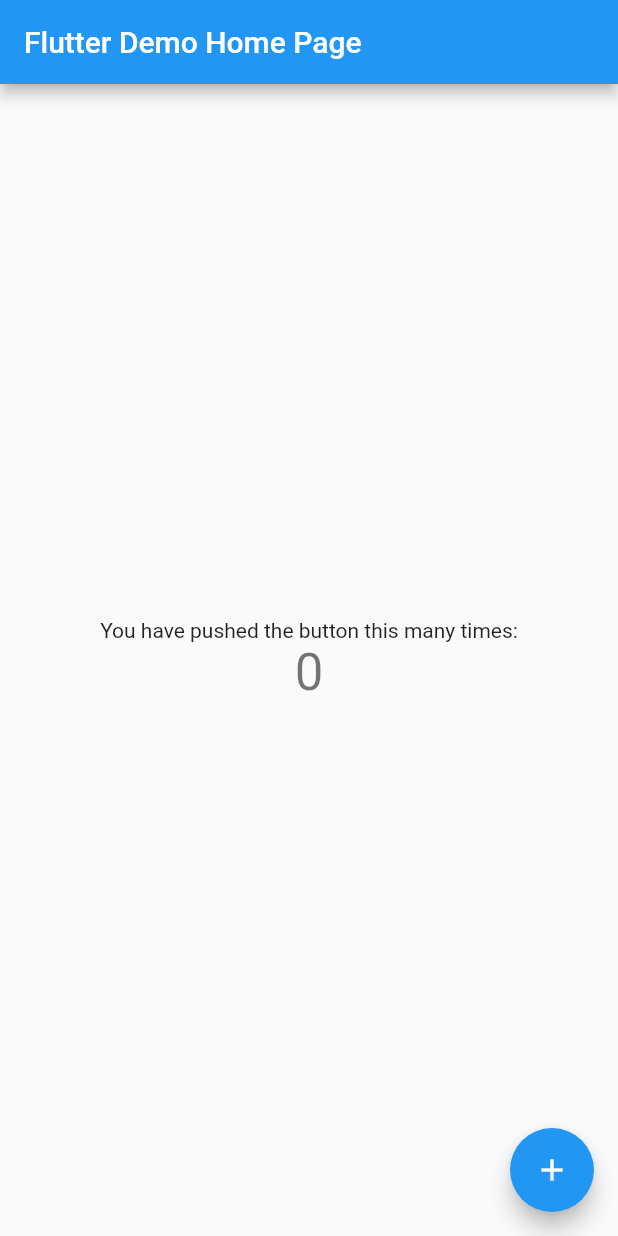
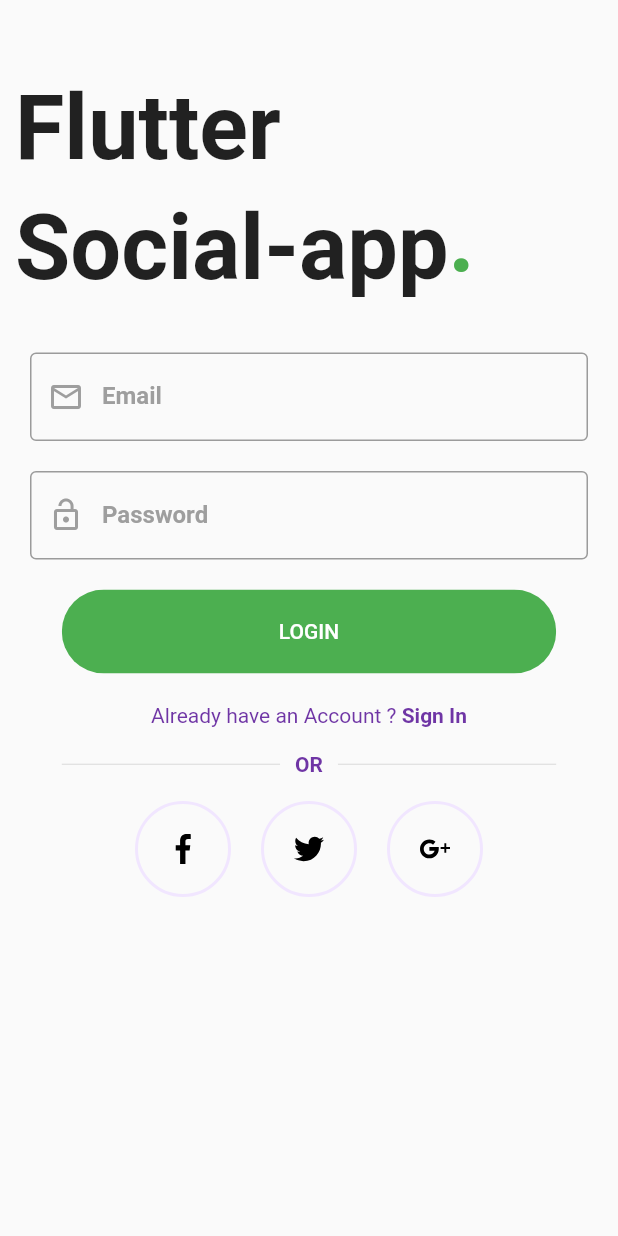
Before and after one commit to kimiti/flutter-social-app, a Flutter app: the screen it shows after launch, on a phone screen of 412 x 824 dp. Run offline on Flutter 3.47's test engine with Material 2 defaults, Android fonts, the phone set to English and light mode, and no system bars; our stand-ins replace firebase_core, flutter_svg; accounts and stored records are empty; Roboto replaces fonts that are missing (Montserrat).

Commit message:
added auth pages

```diff
--- a/version_2/lib/main.dart
+++ b/version_2/lib/main.dart
@@ -1,117 +1,47 @@
 import 'package:flutter/material.dart';
+import 'package:firebase_core/firebase_core.dart';
+
+// Import the firebase_core plugin
+import 'package:firebase_core/firebase_core.dart';
+import 'package:version_2/wrapper.dart';
 
 void main() {
-  runApp(MyApp());
+  WidgetsFlutterBinding.ensureInitialized();
+  runApp(App());
 }
 
-class MyApp extends StatelessWidget {
-  // This widget is the root of your application.
+class App extends StatelessWidget {
+  // Create the initialization Future outside of `build`:
+  final Future<FirebaseApp> _initialization = Firebase.initializeApp();
+
   @override
   Widget build(BuildContext context) {
-    return MaterialApp(
-      title: 'Flutter Demo',
-      theme: ThemeData(
-        // This is the theme of your application.
-        //
-        // Try running your application with "flutter run". You'll see the
-        // application has a blue toolbar. Then, without quitting the app, try
-        // changing the primarySwatch below to Colors.green and then invoke
-        // "hot reload" (press "r" in the console where you ran "flutter run",
-        // or simply save your changes to "hot reload" in a Flutter IDE).
-        // Notice that the counter didn't reset back to zero; the application
-        // is not restarted.
-        primarySwatch: Colors.blue,
-        // This makes the visual density adapt to the platform that you run
-        // the app on. For desktop platforms, the controls will be smaller and
-        // closer together (more dense) than on mobile platforms.
-        visualDensity: VisualDensity.adaptivePlatformDensity,
-      ),
-      home: MyHomePage(title: 'Flutter Demo Home Page'),
+    return FutureBuilder(
+      // Initialize FlutterFire:
+      future: _initialization,
+      builder: (context, snapshot) {
+        // Check for errors
+        if (snapshot.hasError) {
+          return Container();
+        }
+
+        // Once complete, show your application
+        if (snapshot.connectionState == ConnectionState.done) {
+          return MyApp();
+        }
+
+        // Otherwise, show something whilst waiting for initialization to complete
+        return Container();
+      },
     );
   }
 }
 
-class MyHomePage extends StatefulWidget {
-  MyHomePage({Key key, this.title}) : super(key: key);
-
-  // This widget is the home page of your application. It is stateful, meaning
-  // that it has a State object (defined below) that contains fields that affect
-  // how it looks.
-
-  // This class is the configuration for the state. It holds the values (in this
-  // case the title) provided by the parent (in this case the App widget) and
-  // used by the build method of the State. Fields in a Widget subclass are
-  // always marked "final".
-
-  final String title;
-
-  @override
-  _MyHomePageState createState() => _MyHomePageState();
-}
-
-class _MyHomePageState extends State<MyHomePage> {
-  int _counter = 0;
-
-  void _incrementCounter() {
-    setState(() {
-      // This call to setState tells the Flutter framework that something has
-      // changed in this State, which causes it to rerun the build method below
-      // so that the display can reflect the updated values. If we changed
-      // _counter without calling setState(), then the build method would not be
-      // called again, and so nothing would appear to happen.
-      _counter++;
-    });
-  }
-
+class MyApp extends StatelessWidget {
   @override
   Widget build(BuildContext context) {
-    // This method is rerun every time setState is called, for instance as done
-    // by the _incrementCounter method above.
-    //
-    // The Flutter framework has been optimized to make rerunning build methods
-    // fast, so that you can just rebuild anything that needs updating rather
-    // than having to individually change instances of widgets.
-    return Scaffold(
-      appBar: AppBar(
-        // Here we take the value from the MyHomePage object that was created by
-        // the App.build method, and use it to set our appbar title.
-        title: Text(widget.title),
-      ),
-      body: Center(
-        // Center is a layout widget. It takes a single child and positions it
-        // in the middle of the parent.
-        child: Column(
-          // Column is also a layout widget. It takes a list of children and
-          // arranges them vertically. By default, it sizes itself to fit its
-          // children horizontally, and tries to be as tall as its parent.
-          //
-          // Invoke "debug painting" (press "p" in the console, choose the
-          // "Toggle Debug Paint" action from the Flutter Inspector in Android
-          // Studio, or the "Toggle Debug Paint" command in Visual Studio Code)
-          // to see the wireframe for each widget.
-          //
-          // Column has various properties to control how it sizes itself and
-          // how it positions its children. Here we use mainAxisAlignment to
-          // center the children vertically; the main axis here is the vertical
-          // axis because Columns are vertical (the cross axis would be
-          // horizontal).
-          mainAxisAlignment: MainAxisAlignment.center,
-          children: <Widget>[
-            Text(
-              'You have pushed the button this many times:',
-            ),
-            Text(
-              '$_counter',
-              style: Theme.of(context).textTheme.headline4,
-            ),
-          ],
-        ),
-      ),
-      floatingActionButton: FloatingActionButton(
-        onPressed: _incrementCounter,
-        tooltip: 'Increment',
-        child: Icon(Icons.add),
-      ), // This trailing comma makes auto-formatting nicer for build methods.
+    return MaterialApp(
+      home: Wrapper(),
     );
   }
 }
--- /dev/null
+++ b/version_2/lib/src/common/already_have_an_account_acheck.dart
@@ -0,0 +1,35 @@
+import 'package:flutter/material.dart';
+import 'package:version_2/src/common/constants.dart';
+
+class AlreadyHaveAnAccountCheck extends StatelessWidget {
+  final bool login;
+  final Function press;
+  const AlreadyHaveAnAccountCheck({
+    Key key,
+    this.login = true,
+    this.press,
+  }) : super(key: key);
+
+  @override
+  Widget build(BuildContext context) {
+    return Row(
+      mainAxisAlignment: MainAxisAlignment.center,
+      children: <Widget>[
+        Text(
+          login ? "Don’t have an Account ? " : "Already have an Account ? ",
+          style: TextStyle(color: kPrimaryColor),
+        ),
+        GestureDetector(
+          onTap: press,
+          child: Text(
+            login ? "Sign Up" : "Sign In",
+            style: TextStyle(
+              color: kPrimaryColor,
+              fontWeight: FontWeight.bold,
+            ),
+          ),
+        )
+      ],
+    );
+  }
+}
--- /dev/null
+++ b/version_2/lib/src/common/constants.dart
@@ -0,0 +1,4 @@
+import 'package:flutter/material.dart';
+
+const kPrimaryColor = Color(0xFF6F35A5);
+const kPrimaryLightColor = Color(0xFFF1E6FF);
--- /dev/null
+++ b/version_2/lib/src/common/or_divider.dart
@@ -0,0 +1,38 @@
+import 'package:flutter/material.dart';
+import 'package:version_2/src/common/constants.dart';
+
+class OrDivider extends StatelessWidget {
+  @override
+  Widget build(BuildContext context) {
+    Size size = MediaQuery.of(context).size;
+    return Container(
+      margin: EdgeInsets.symmetric(vertical: size.height * 0.02),
+      width: size.width * 0.8,
+      child: Row(
+        children: <Widget>[
+          buildDivider(),
+          Padding(
+            padding: const EdgeInsets.symmetric(horizontal: 10),
+            child: Text(
+              "OR",
+              style: TextStyle(
+                color: kPrimaryColor,
+                fontWeight: FontWeight.w600,
+              ),
+            ),
+          ),
+          buildDivider(),
+        ],
+      ),
+    );
+  }
+
+  Expanded buildDivider() {
+    return Expanded(
+      child: Divider(
+        color: Color(0xFFD9D9D9),
+        height: 1.5,
+      ),
+    );
+  }
+}
--- /dev/null
+++ b/version_2/lib/src/common/social_icon.dart
@@ -0,0 +1,36 @@
+import 'package:flutter/material.dart';
+import 'package:version_2/src/common/constants.dart';
+import 'package:flutter_svg/flutter_svg.dart';
+
+class SocalIcon extends StatelessWidget {
+  final String iconSrc;
+  final Function press;
+  const SocalIcon({
+    Key key,
+    this.iconSrc,
+    this.press,
+  }) : super(key: key);
+
+  @override
+  Widget build(BuildContext context) {
+    return GestureDetector(
+      onTap: press,
+      child: Container(
+        margin: EdgeInsets.symmetric(horizontal: 10),
+        padding: EdgeInsets.all(20),
+        decoration: BoxDecoration(
+          border: Border.all(
+            width: 2,
+            color: kPrimaryLightColor,
+          ),
+          shape: BoxShape.circle,
+        ),
+        child: SvgPicture.asset(
+          iconSrc,
+          height: 20,
+          width: 20,
+        ),
+      ),
+    );
+  }
+}
--- /dev/null
+++ b/version_2/lib/src/pages/auth/register.dart
@@ -0,0 +1,126 @@
+import 'package:flutter/material.dart';
+import 'package:version_2/src/common/already_have_an_account_acheck.dart';
+import 'package:version_2/src/common/or_divider.dart';
+import 'package:version_2/src/common/social_icon.dart';
+
+class Register extends StatefulWidget {
+  @override
+  _RegisterState createState() => _RegisterState();
+}
+
+class _RegisterState extends State<Register> {
+  @override
+  Widget build(BuildContext context) {
+    Size size = MediaQuery.of(context).size;
+    return Scaffold(
+      body: SingleChildScrollView(
+        child: Column(
+          crossAxisAlignment: CrossAxisAlignment.start,
+          children: [
+            Container(
+              child: Column(
+                crossAxisAlignment: CrossAxisAlignment.start,
+                children: <Widget>[
+                  Container(
+                    padding: EdgeInsets.fromLTRB(10.0, 50.0, 0.0, 0.0),
+                    child: Text('Flutter',
+                        style: TextStyle(
+                            fontSize: 60.0, fontWeight: FontWeight.bold)),
+                  ),
+                  Row(
+                    children: [
+                      Container(
+                        padding: EdgeInsets.fromLTRB(10.0, 10.0, 0.0, 0.0),
+                        child: Text('Social-app',
+                            style: TextStyle(
+                                fontSize: 60.0, fontWeight: FontWeight.bold)),
+                      ),
+                      Container(
+                        child: Text('.',
+                            style: TextStyle(
+                                fontSize: 60.0,
+                                fontWeight: FontWeight.bold,
+                                color: Colors.green)),
+                      ),
+                    ],
+                  )
+                ],
+              ),
+            ),
+            Container(
+              padding: EdgeInsets.only(top: 35.0, left: 20.0, right: 20.0),
+              child: Column(
+                children: <Widget>[
+                  TextField(
+                    decoration: InputDecoration(
+                      border: OutlineInputBorder(),
+                      prefixIcon:
+                          Icon(Icons.email_outlined, color: Colors.grey),
+                      labelText: 'Email',
+                      labelStyle: TextStyle(
+                          fontFamily: 'Montserrat',
+                          fontWeight: FontWeight.bold,
+                          color: Colors.grey),
+                    ),
+                  ),
+                  SizedBox(height: 20.0),
+                  TextField(
+                    decoration: InputDecoration(
+                      border: OutlineInputBorder(),
+                      prefixIcon: Icon(Icons.lock_open, color: Colors.grey),
+                      labelText: 'Password',
+                      labelStyle: TextStyle(
+                          fontFamily: 'Montserrat',
+                          fontWeight: FontWeight.bold,
+                          color: Colors.grey),
+                    ),
+                  ),
+                  SizedBox(height: 20.0),
+                  Container(
+                    width: size.width * 0.8,
+                    child: ClipRRect(
+                      borderRadius: BorderRadius.circular(29),
+                      child: FlatButton(
+                        padding:
+                            EdgeInsets.symmetric(vertical: 20, horizontal: 40),
+                        color: Colors.green,
+                        onPressed: () {},
+                        child: Text(
+                          "LOGIN",
+                          style: TextStyle(color: Colors.white),
+                        ),
+                      ),
+                    ),
+                  ),
+                  SizedBox(height: 20.0),
+                  AlreadyHaveAnAccountCheck(
+                    login: false,
+                    press: () {},
+                  ),
+                  OrDivider(),
+                  Row(
+                    mainAxisAlignment: MainAxisAlignment.center,
+                    children: <Widget>[
+                      SocalIcon(
+                        iconSrc: "assets/icons/facebook.svg",
+                        press: () {},
+                      ),
+                      SocalIcon(
+                        iconSrc: "assets/icons/twitter.svg",
+                        press: () {},
+                      ),
+                      SocalIcon(
+                        iconSrc: "assets/icons/google-plus.svg",
+                        press: () {},
+                      ),
+                    ],
+                  )
+                ],
+              ),
+            )
+          ],
+        ),
+      ),
+    );
+  }
+}
--- /dev/null
+++ b/version_2/lib/wrapper.dart
@@ -0,0 +1,10 @@
+import 'package:flutter/material.dart';
+import 'package:version_2/src/pages/auth/login.dart';
+import 'package:version_2/src/pages/auth/register.dart';
+
+class Wrapper extends StatelessWidget {
+  @override
+  Widget build(BuildContext context) {
+    return Register();
+  }
+}
```
Also changed, not shown: version_2/lib/src/pages/auth/login.dart (added, +125 -0 lines), version_2/pubspec.yaml (+15 -4 lines), version_2/assets/icons/chat.svg (added), version_2/assets/icons/facebook.svg (added), version_2/assets/icons/google-plus.svg (added), version_2/assets/icons/login.svg (added), version_2/assets/icons/signup.svg (added), version_2/assets/icons/twitter.svg (added), version_2/assets/images/login_bottom.png (added), version_2/assets/images/main_bottom.png (added), version_2/assets/images/main_top.png (added), version_2/assets/images/signup_top.png (added), version_2/pubspec.lock, 4 other files.
